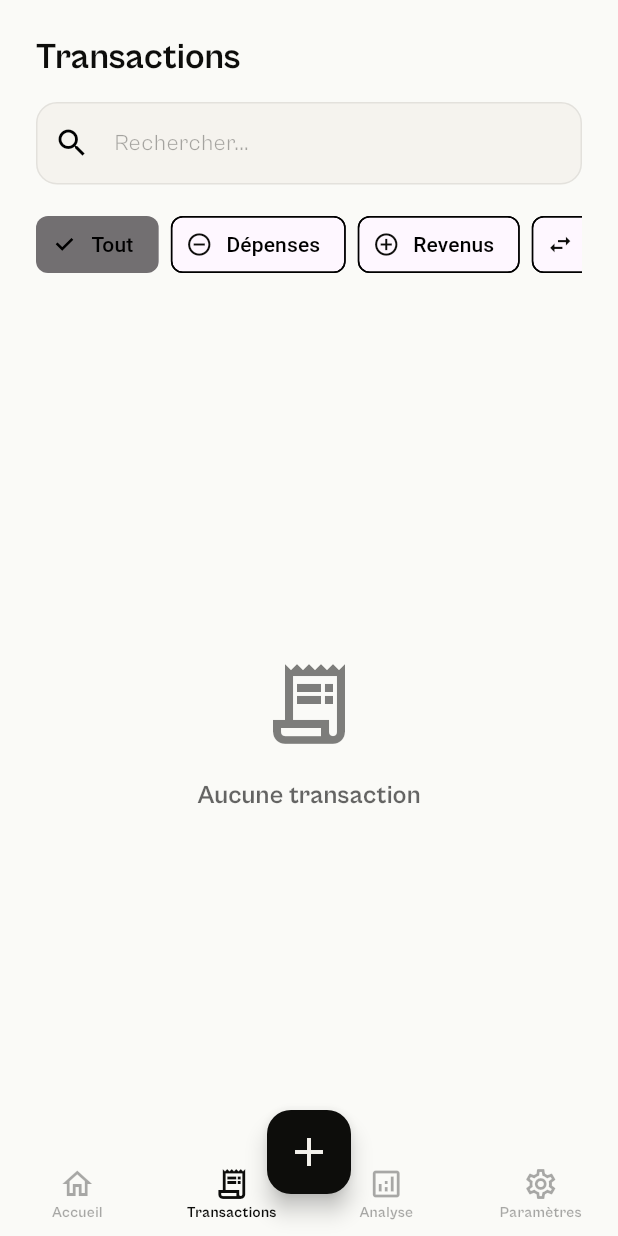
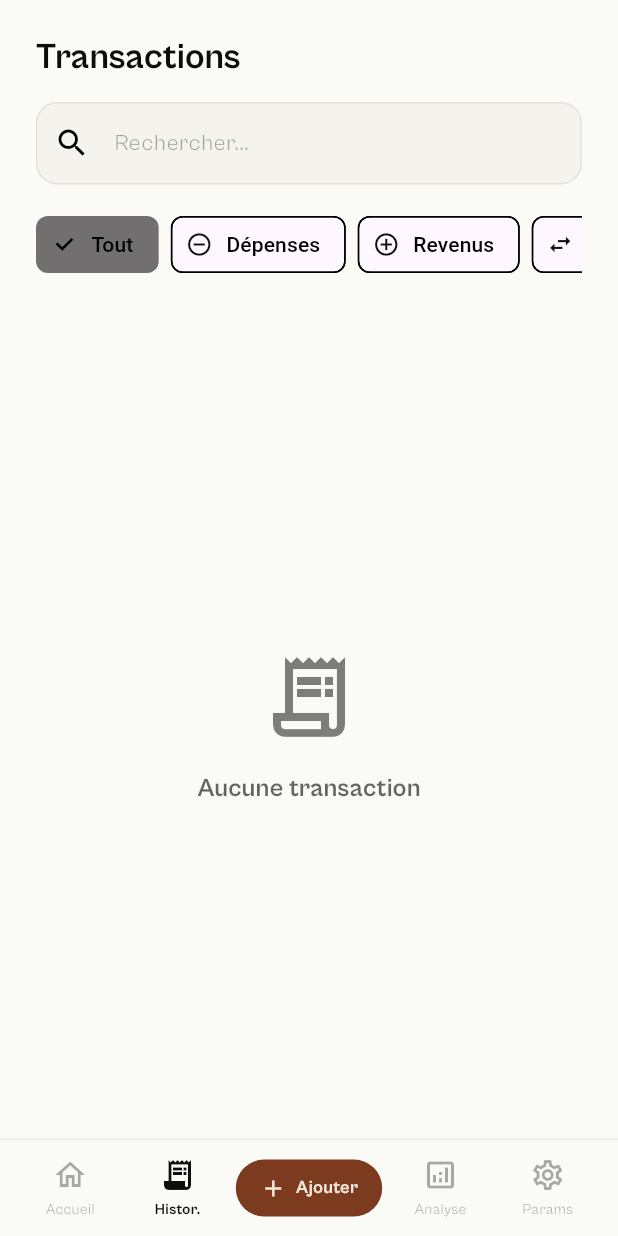
Before and after one commit to kenzo207/Budgetease, a Flutter app: the MainScreen screen opened directly, item 2 of the bottom bar chosen, on a phone screen of 412 x 824 dp. Run offline on Flutter 3.47's test engine with Material 3 defaults, Android fonts, the phone set to English and light mode, and no system bars; our stand-ins replace drift, flutter_local_notifications, flutter_riverpod, flutter_secure_storage, flutter_timezone, local_auth and 5 more; missing offline and left inert: dart:ffi, flutter_sms_inbox, posthog_flutter, sqlcipher_flutter_libs, sqlite3, tutorial_coach_mark; accounts and stored records are empty; generated files the repository leaves out were written again.

Commit message:
feat(design): implement Zolt v4 Option A (inline tab pill)

```diff
--- a/budgetease_flutter/lib/presentation/screens/main_screen.dart
+++ b/budgetease_flutter/lib/presentation/screens/main_screen.dart
@@ -37,6 +37,75 @@ class _MainScreenState extends ConsumerState<MainScreen> {
     );
   }
 
+  Widget _buildNavItem(int index, IconData icon, IconData activeIcon, String label, int currentIndex, {Key? key}) {
+    final isSelected = currentIndex == index;
+    final color = isSelected
+        ? Theme.of(context).colorScheme.primary
+        : Theme.of(context).bottomNavigationBarTheme.unselectedItemColor ?? Colors.grey;
+
+    return GestureDetector(
+      key: key,
+      onTap: () {
+        ref.read(navigationIndexProvider.notifier).state = index;
+        final screenByName = ['Home', 'Transactions', 'Analysis', 'Settings'];
+        if (index < screenByName.length) {
+          ref.read(analyticsServiceProvider).screen(screenByName[index]);
+        }
+      },
+      behavior: HitTestBehavior.opaque,
+      child: SizedBox(
+        width: 65,
+        child: Column(
+          mainAxisAlignment: MainAxisAlignment.center,
+          children: [
+            Icon(isSelected ? activeIcon : icon, color: color, size: 24),
+            const SizedBox(height: 4),
+            Text(
+              label,
+              style: TextStyle(
+                color: color,
+                fontSize: 10,
+                fontWeight: isSelected ? FontWeight.w600 : FontWeight.w400,
+              ),
+              maxLines: 1,
+              overflow: TextOverflow.ellipsis,
+            ),
+          ],
+        ),
+      ),
+    );
+  }
+
+  Widget _buildAddPill() {
+    return GestureDetector(
+      onTap: _showActionBottomSheet,
+      child: Container(
+        height: 38,
+        padding: const EdgeInsets.symmetric(horizontal: 16),
+        decoration: BoxDecoration(
+          color: const Color(0xFF7C3A1E), // brand #7C3A1E
+          borderRadius: BorderRadius.circular(100), // radius_full
+        ),
+        child: Row(
+          mainAxisSize: MainAxisSize.min,
+          children: const [
+            Icon(Icons.add, color: Color(0xFFF0E8DC), size: 18), // text_inverse
+            SizedBox(width: 6),
+            Text(
+              'Ajouter',
+              style: TextStyle(
+                color: Color(0xFFF0E8DC), // text_inverse
+                fontFamily: 'CabinetGrotesk',
+                fontSize: 12,
+                fontWeight: FontWeight.w600,
+              ),
+            ),
+          ],
+        ),
+      ),
+    );
+  }
+
   @override
   Widget build(BuildContext context) {
     // Écouter le provider de navigation
@@ -47,53 +116,33 @@ class _MainScreenState extends ConsumerState<MainScreen> {
         index: currentIndex,
         children: _screens,
       ),
-      bottomNavigationBar: BottomNavigationBar(
-        currentIndex: currentIndex,
-        onTap: (index) {
-          ref.read(navigationIndexProvider.notifier).state = index;
-
-          // Analytics
-          final screenByName = ['Home', 'Transactions', 'Analysis', 'Settings'];
-          if (index < screenByName.length) {
-            ref.read(analyticsServiceProvider).screen(screenByName[index]);
-          }
-        },
-        type: BottomNavigationBarType.fixed,
-        backgroundColor: Theme.of(context).bottomNavigationBarTheme.backgroundColor,
-        selectedItemColor: Theme.of(context).colorScheme.primary,
-        unselectedItemColor: Theme.of(context).bottomNavigationBarTheme.unselectedItemColor,
-        items: [
-          BottomNavigationBarItem(
-            icon: Icon(Icons.home_outlined),
-            activeIcon: Icon(Icons.home_outlined),
-            label: 'Accueil',
+      bottomNavigationBar: Container(
+        color: Theme.of(context).bottomNavigationBarTheme.backgroundColor,
+        child: SafeArea(
+          child: Container(
+            height: 65,
+            padding: const EdgeInsets.symmetric(horizontal: 8),
+            decoration: BoxDecoration(
+              border: Border(
+                top: BorderSide(
+                  color: Theme.of(context).dividerColor.withOpacity(0.1),
+                  width: 1,
+                ),
+              ),
+            ),
+            child: Row(
+              mainAxisAlignment: MainAxisAlignment.spaceEvenly,
+              children: [
+                _buildNavItem(0, Icons.home_outlined, Icons.home, 'Accueil', currentIndex),
+                _buildNavItem(1, Icons.receipt_long_outlined, Icons.receipt_long, 'Histor.', currentIndex),
+                _buildAddPill(),
+                _buildNavItem(2, Icons.analytics_outlined, Icons.analytics, 'Analyse', currentIndex),
+                _buildNavItem(3, Icons.settings_outlined, Icons.settings, 'Params', currentIndex, key: TutorialKeys.settingsTabKey),
+              ],
+            ),
           ),
-          BottomNavigationBarItem(
-            icon: Icon(Icons.receipt_long_outlined),
-            activeIcon: Icon(Icons.receipt_long_outlined),
-            label: 'Transactions',
-          ),
-          BottomNavigationBarItem(
-            icon: Icon(Icons.analytics_outlined),
-            activeIcon: Icon(Icons.analytics),
-            label: 'Analyse',
-          ),
-          BottomNavigationBarItem(
-            icon: Container(
-              key: TutorialKeys.settingsTabKey,
-              child: Icon(Icons.settings_outlined),
-            ),
-            activeIcon: Icon(Icons.settings_outlined),
-            label: 'Paramètres',
-          ),
-        ],
+        ),
       ),
-      floatingActionButton: FloatingActionButton(
-        onPressed: _showActionBottomSheet,
-        backgroundColor: Theme.of(context).colorScheme.primary,
-        child: Icon(Icons.add, size: 32),
-      ),
-      floatingActionButtonLocation: FloatingActionButtonLocation.centerDocked,
     );
   }
 }
```
